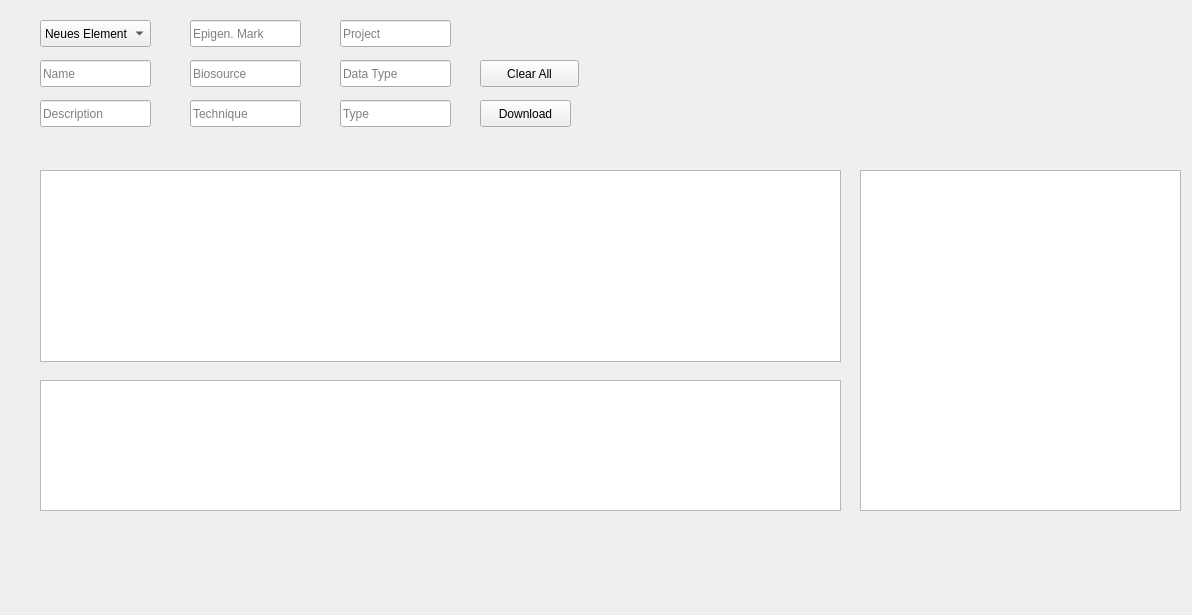
Qt form interface/design.ui (Marvin84/reg-gen) before a commit.
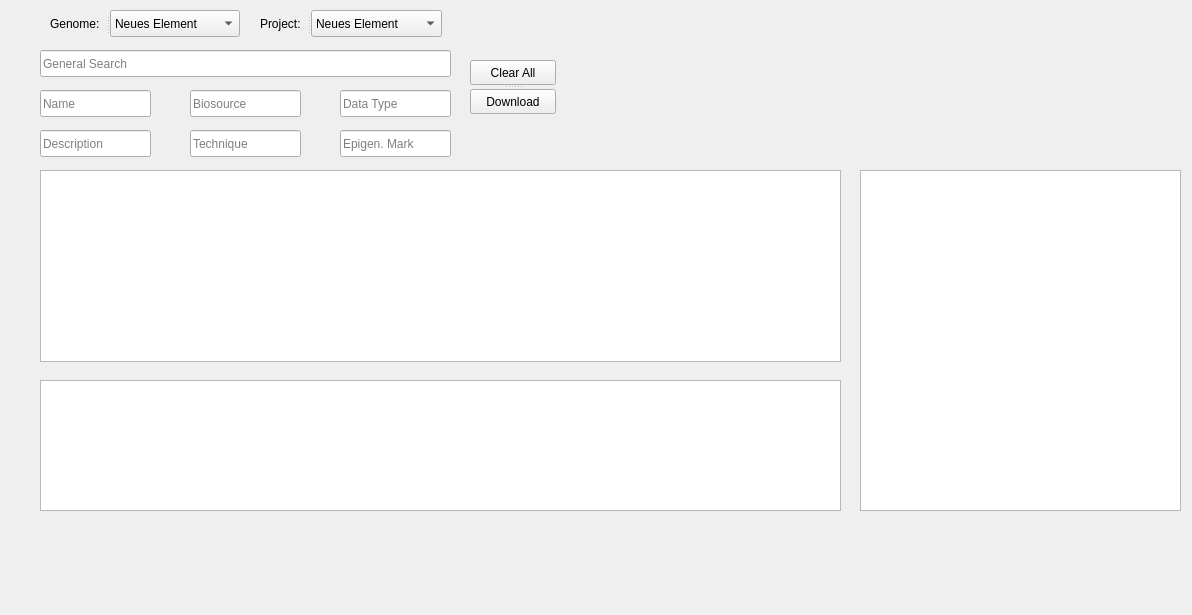
The same form after that commit.

Commit message: project select box, general search input

```diff
--- a/interface/design.ui
+++ b/interface/design.ui
@@ -13,19 +13,6 @@
   <property name="windowTitle">
    <string>Form</string>
   </property>
-  <widget class="QPushButton" name="buttonDownload">
-   <property name="geometry">
-    <rect>
-     <x>480</x>
-     <y>100</y>
-     <width>91</width>
-     <height>27</height>
-    </rect>
-   </property>
-   <property name="text">
-    <string>Download</string>
-   </property>
-  </widget>
   <widget class="QTableView" name="dataTable">
    <property name="geometry">
     <rect>
@@ -55,7 +42,7 @@
    <property name="geometry">
     <rect>
      <x>40</x>
-     <y>60</y>
+     <y>90</y>
      <width>111</width>
      <height>27</height>
     </rect>
@@ -64,41 +51,11 @@
     <string>Name</string>
    </property>
   </widget>
-  <widget class="QComboBox" name="comboBoxGenome">
-   <property name="geometry">
-    <rect>
-     <x>40</x>
-     <y>20</y>
-     <width>111</width>
-     <height>27</height>
-    </rect>
-   </property>
-   <item>
-    <property name="text">
-     <string>Neues Element</string>
-    </property>
-   </item>
-   <item>
-    <property name="text">
-     <string>bbbbbb</string>
-    </property>
-   </item>
-   <item>
-    <property name="text">
-     <string>jjutr</string>
-    </property>
-   </item>
-   <item>
-    <property name="text">
-     <string>sagege</string>
-    </property>
-   </item>
-  </widget>
   <widget class="QLineEdit" name="lineEditDescription">
    <property name="geometry">
     <rect>
      <x>40</x>
-     <y>100</y>
+     <y>130</y>
      <width>111</width>
      <height>27</height>
     </rect>
@@ -110,8 +67,8 @@
   <widget class="QLineEdit" name="lineEditEpigenetic">
    <property name="geometry">
     <rect>
-     <x>190</x>
-     <y>20</y>
+     <x>340</x>
+     <y>130</y>
      <width>111</width>
      <height>27</height>
     </rect>
@@ -124,7 +81,7 @@
    <property name="geometry">
     <rect>
      <x>190</x>
-     <y>100</y>
+     <y>130</y>
      <width>111</width>
      <height>27</height>
     </rect>
@@ -137,7 +94,7 @@
    <property name="geometry">
     <rect>
      <x>190</x>
-     <y>60</y>
+     <y>90</y>
      <width>111</width>
      <height>27</height>
     </rect>
@@ -150,7 +107,7 @@
    <property name="geometry">
     <rect>
      <x>340</x>
-     <y>60</y>
+     <y>90</y>
      <width>111</width>
      <height>27</height>
     </rect>
@@ -162,40 +119,14 @@
   <widget class="QLineEdit" name="lineEditProject">
    <property name="geometry">
     <rect>
-     <x>340</x>
-     <y>20</y>
-     <width>111</width>
+     <x>40</x>
+     <y>50</y>
+     <width>411</width>
      <height>27</height>
     </rect>
    </property>
    <property name="placeholderText">
-    <string>Project</string>
-   </property>
-  </widget>
-  <widget class="QLineEdit" name="lineEditType">
-   <property name="geometry">
-    <rect>
-     <x>340</x>
-     <y>100</y>
-     <width>111</width>
-     <height>27</height>
-    </rect>
-   </property>
-   <property name="placeholderText">
-    <string>Type</string>
-   </property>
-  </widget>
-  <widget class="QPushButton" name="pushButtonClear">
-   <property name="geometry">
-    <rect>
-     <x>480</x>
-     <y>60</y>
-     <width>99</width>
-     <height>27</height>
-    </rect>
-   </property>
-   <property name="text">
-    <string>Clear All</string>
+    <string>General Search</string>
    </property>
   </widget>
   <widget class="QTableView" name="dataTableSelected">
@@ -251,6 +182,109 @@
     <bool>false</bool>
    </attribute>
   </widget>
+  <widget class="QSplitter" name="splitter">
+   <property name="geometry">
+    <rect>
+     <x>50</x>
+     <y>10</y>
+     <width>190</width>
+     <height>27</height>
+    </rect>
+   </property>
+   <property name="orientation">
+    <enum>Qt::Horizontal</enum>
+   </property>
+   <widget class="QLabel" name="label">
+    <property name="text">
+     <string>Genome:</string>
+    </property>
+   </widget>
+   <widget class="QComboBox" name="comboBoxGenome">
+    <item>
+     <property name="text">
+      <string>Neues Element</string>
+     </property>
+    </item>
+    <item>
+     <property name="text">
+      <string>bbbbbb</string>
+     </property>
+    </item>
+    <item>
+     <property name="text">
+      <string>jjutr</string>
+     </property>
+    </item>
+    <item>
+     <property name="text">
+      <string>sagege</string>
+     </property>
+    </item>
+   </widget>
+  </widget>
+  <widget class="QSplitter" name="splitter_2">
+   <property name="geometry">
+    <rect>
+     <x>260</x>
+     <y>10</y>
+     <width>182</width>
+     <height>27</height>
+    </rect>
+   </property>
+   <property name="orientation">
+    <enum>Qt::Horizontal</enum>
+   </property>
+   <widget class="QLabel" name="label_2">
+    <property name="text">
+     <string>Project:</string>
+    </property>
+   </widget>
+   <widget class="QComboBox" name="comboBoxProject">
+    <item>
+     <property name="text">
+      <string>Neues Element</string>
+     </property>
+    </item>
+    <item>
+     <property name="text">
+      <string>bbbbbb</string>
+     </property>
+    </item>
+    <item>
+     <property name="text">
+      <string>jjutr</string>
+     </property>
+    </item>
+    <item>
+     <property name="text">
+      <string>sagege</string>
+     </property>
+    </item>
+   </widget>
+  </widget>
+  <widget class="QSplitter" name="splitter_3">
+   <property name="geometry">
+    <rect>
+     <x>470</x>
+     <y>60</y>
+     <width>86</width>
+     <height>54</height>
+    </rect>
+   </property>
+   <property name="orientation">
+    <enum>Qt::Vertical</enum>
+   </property>
+   <widget class="QPushButton" name="pushButtonClear">
+    <property name="text">
+     <string>Clear All</string>
+    </property>
+   </widget>
+   <widget class="QPushButton" name="buttonDownload">
+    <property name="text">
+     <string>Download</string>
+    </property>
+   </widget>
+  </widget>
  </widget>
  <resources/>
  <connections>
```
Left out of the diff: 40 changed lines with no effect on the pictures. The commit also changes 3 other files.
